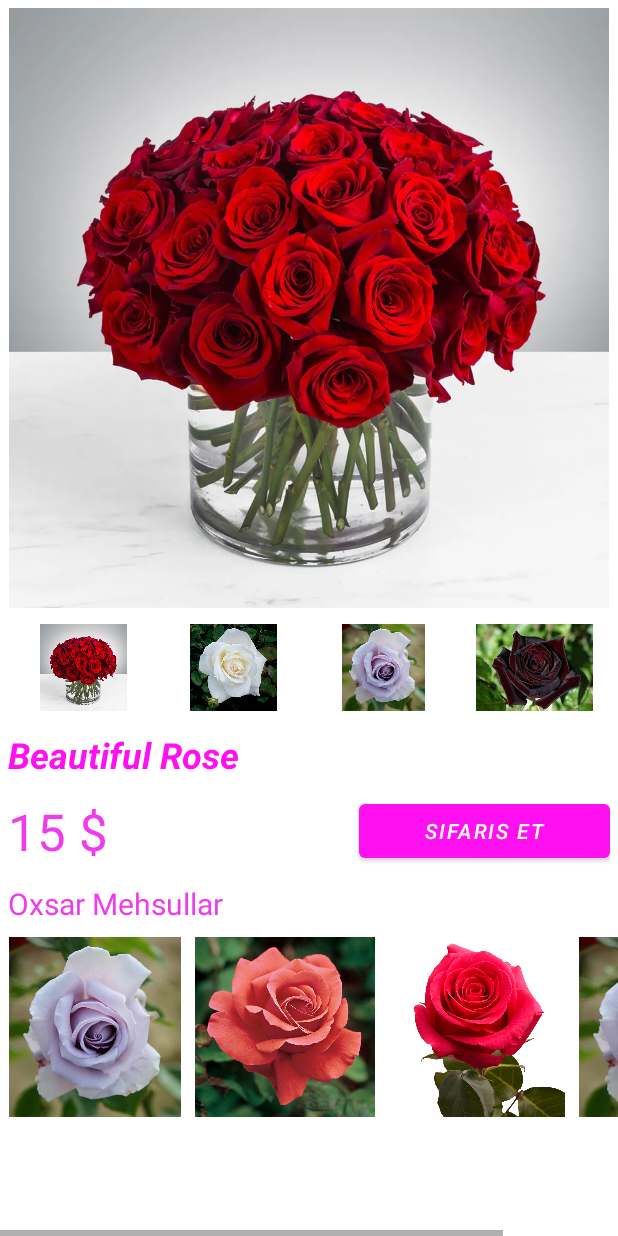
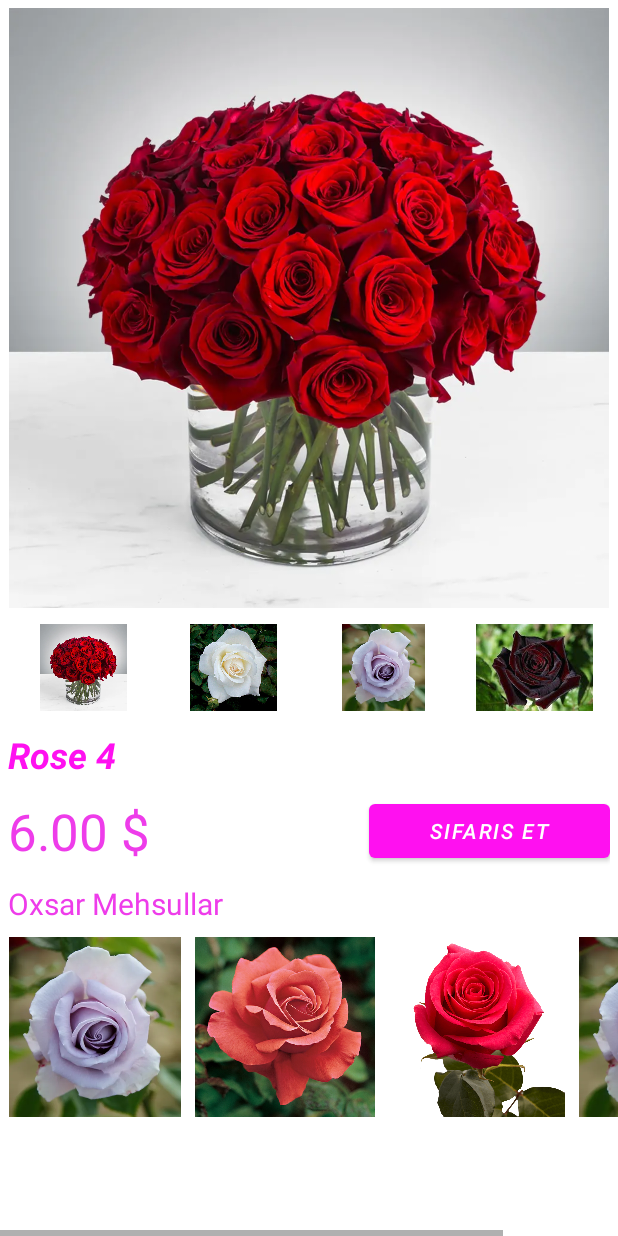
Before and after one commit to metlebrustemov/PinkStore, an Android app: the screen it shows after launch (ProductDetailsActivity), after a tap on "Rose 4", on a phone screen of 412 x 824 dp. Run offline under Robolectric (Android 15) with nearby library versions, the phone set to English and light mode, and no system bars.

Commit message:
Product Details page price

```diff
--- a/app/src/main/java/az/metleb/pinkstore/ProductDetailsActivity.java
+++ b/app/src/main/java/az/metleb/pinkstore/ProductDetailsActivity.java
@@ -23,6 +23,8 @@ int id;
         setContentView(binding.getRoot());
         id = getIntent().getIntExtra("ID", 0);
         ProductModel pm = ProductsBackend.getInstance().getItemsList().get(id);
+        binding.productName.setText(pm.getText());
+        binding.productPrice.setText(String.format("%.2f $", pm.getPrice()));
         List<ProductModel> likeThis = ProductsBackend.getInstance().getLikeThis(id);
 
         binding.imageViewL1.setImageResource(likeThis.get(0).getImageId());
--- a/app/src/main/java/az/metleb/pinkstore/backends/ProductsBackend.java
+++ b/app/src/main/java/az/metleb/pinkstore/backends/ProductsBackend.java
@@ -11,18 +11,18 @@ public class ProductsBackend {
     private static ProductsBackend _instance;
     private List<ProductModel> itemsList = new ArrayList<>();
     private ProductsBackend(){
-        itemsList.add(new ProductModel(new int[]{R.drawable.rose1,R.drawable.rose2,R.drawable.rose3,R.drawable.rose4}, "Rose 1", 0));
-        itemsList.add(new ProductModel(new int[]{R.drawable.rose2,R.drawable.rose3,R.drawable.rose4, R.drawable.rose5}, "Rose 2", 1));
-        itemsList.add(new ProductModel(new int[]{R.drawable.rose3,R.drawable.rose4,R.drawable.rose10,R.drawable.rose11}, "Rose 3", 2));
-        itemsList.add(new ProductModel(new int[]{R.drawable.rose4, R.drawable.rose5,R.drawable.rose10,R.drawable.rose11}, "Rose 4",3));
-        itemsList.add(new ProductModel(new int[]{R.drawable.rose5, R.drawable.rose6,R.drawable.rose3,R.drawable.rose7}, "Rose 5",4));
-        itemsList.add(new ProductModel(new int[]{R.drawable.rose6,R.drawable.rose7,R.drawable.rose3,R.drawable.rose4}, "Rose 6",5));
-        itemsList.add(new ProductModel(new int[]{R.drawable.rose10,R.drawable.rose11,R.drawable.rose1,R.drawable.rose2}, "Rose 7",6));
-        itemsList.add(new ProductModel(new int[]{R.drawable.rose2,R.drawable.rose5,R.drawable.rose3,R.drawable.rose4}, "Rose 8",7));
-        itemsList.add(new ProductModel(new int[]{R.drawable.rose3,R.drawable.rose7,R.drawable.rose5,R.drawable.rose2}, "Rose 9",8));
-        itemsList.add(new ProductModel(new int[]{R.drawable.rose10,R.drawable.rose11,R.drawable.rose4, R.drawable.rose5}, "Rose 10",9));
-        itemsList.add(new ProductModel(new int[]{R.drawable.rose5,R.drawable.rose2,R.drawable.rose3,R.drawable.rose7}, "Rose 11",10));
-        itemsList.add(new ProductModel(new int[]{R.drawable.rose6,R.drawable.rose3,R.drawable.rose4, R.drawable.rose5}, "Rose 12",11));
+        itemsList.add(new ProductModel(3.5F,new int[]{R.drawable.rose1,R.drawable.rose2,R.drawable.rose3,R.drawable.rose4}, "Rose 1", 0));
+        itemsList.add(new ProductModel(4.7F,new int[]{R.drawable.rose2,R.drawable.rose3,R.drawable.rose4, R.drawable.rose5}, "Rose 2", 1));
+        itemsList.add(new ProductModel(1.2F,new int[]{R.drawable.rose3,R.drawable.rose4,R.drawable.rose10,R.drawable.rose11}, "Rose 3", 2));
+        itemsList.add(new ProductModel(6F,new int[]{R.drawable.rose4, R.drawable.rose5,R.drawable.rose10,R.drawable.rose11}, "Rose 4",3));
+        itemsList.add(new ProductModel(6.8F,new int[]{R.drawable.rose5, R.drawable.rose6,R.drawable.rose3,R.drawable.rose7}, "Rose 5",4));
+        itemsList.add(new ProductModel(3.7F,new int[]{R.drawable.rose6,R.drawable.rose7,R.drawable.rose3,R.drawable.rose4}, "Rose 6",5));
+        itemsList.add(new ProductModel(32F,new int[]{R.drawable.rose10,R.drawable.rose11,R.drawable.rose1,R.drawable.rose2}, "Rose 7",6));
+        itemsList.add(new ProductModel(65F,new int[]{R.drawable.rose2,R.drawable.rose5,R.drawable.rose3,R.drawable.rose4}, "Rose 8",7));
+        itemsList.add(new ProductModel(7F,new int[]{R.drawable.rose3,R.drawable.rose7,R.drawable.rose5,R.drawable.rose2}, "Rose 9",8));
+        itemsList.add(new ProductModel(6.4F,new int[]{R.drawable.rose10,R.drawable.rose11,R.drawable.rose4, R.drawable.rose5}, "Rose 10",9));
+        itemsList.add(new ProductModel(8F,new int[]{R.drawable.rose5,R.drawable.rose2,R.drawable.rose3,R.drawable.rose7}, "Rose 11",10));
+        itemsList.add(new ProductModel(9F,new int[]{R.drawable.rose6,R.drawable.rose3,R.drawable.rose4, R.drawable.rose5}, "Rose 12",11));
     }
     public  static ProductsBackend getInstance(){
         if(ProductsBackend._instance == null){
--- a/app/src/main/java/az/metleb/pinkstore/models/ProductModel.java
+++ b/app/src/main/java/az/metleb/pinkstore/models/ProductModel.java
@@ -21,9 +21,16 @@ public class ProductModel {
     private String text;
     private int id;
 
-    public ProductModel(int imageId[], String text, int id) {
+    public float getPrice() {
+        return price;
+    }
+
+    private float price;
+
+    public ProductModel(float price, int imageId[], String text, int id) {
         this.imageId = imageId;
         this.text = text;
         this.id = id;
+        this.price = price;
     }
 }
--- a/app/src/main/res/layout/activity_product_details.xml
+++ b/app/src/main/res/layout/activity_product_details.xml
@@ -56,7 +56,7 @@
         </LinearLayout>
 
         <TextView
-            android:id="@+id/textView2"
+            android:id="@+id/product_name"
             android:layout_width="match_parent"
             android:layout_height="wrap_content"
             android:layout_margin="5dp"
```
